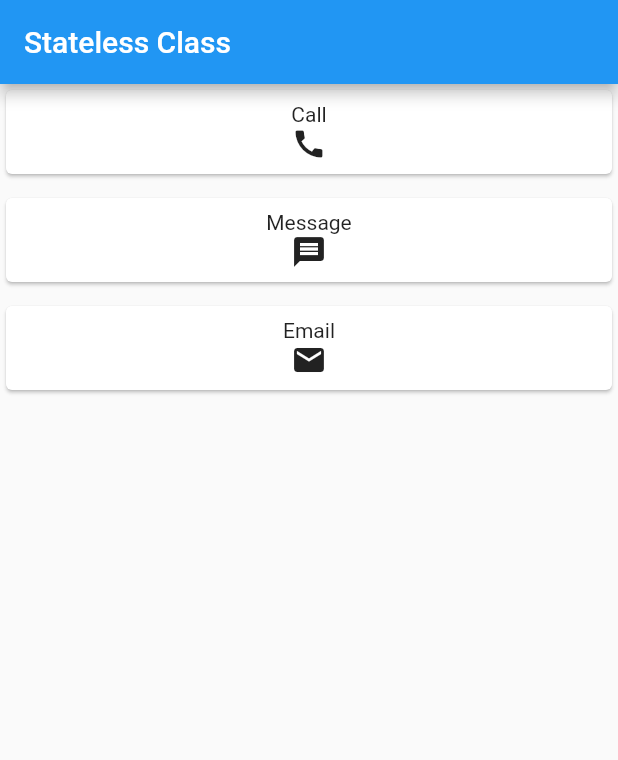
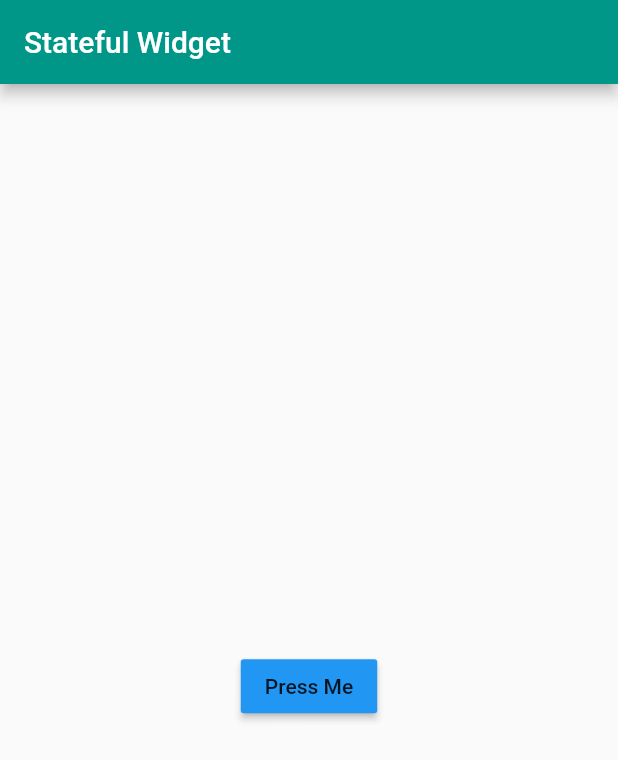
Before and after one commit to shekhar12020/flutter_training_demo, a Flutter app: the screen it shows after launch, on a phone screen of 412 x 824 dp. Shown: the top 760 px of the screen. Run offline on Flutter 3.47's test engine with Material 2 defaults, Android fonts, the phone set to English and light mode, and no system bars.

Commit message:
stateful widget added with button click demonstration.

```diff
--- /dev/null
+++ b/lib/MyStatefulWidget.dart
@@ -0,0 +1,48 @@
+import 'package:flutter/material.dart';
+
+
+class MyStatefulWidget extends StatefulWidget {
+
+  @override
+  State<StatefulWidget> createState() {
+    return new MyState();
+  }
+}
+
+class MyState extends State<MyStatefulWidget> {
+
+  int counter = 0;
+  List<String> strings = ["I", "Love", "Flutter"];
+  String currentString = "";
+
+  @override
+  Widget build(BuildContext context) {
+    return new Scaffold(
+      appBar: new AppBar(
+        title: new Text("Stateful Widget"), backgroundColor: Colors.teal,),
+      body: new Container(
+        child: new Center(
+          child: new Column(
+            mainAxisAlignment: MainAxisAlignment.center,
+            children: <Widget>[
+              new Text(currentString,
+                  style: new TextStyle(fontSize: 30.0)),
+              new RaisedButton(
+                  child: new Text("Press Me"),
+                  color: Colors.blue,
+                  onPressed: buttonClick
+              )
+            ],
+          ),
+        ),
+      ),
+    );
+  }
+
+  void buttonClick() {
+    setState(() {
+      currentString = strings[counter];
+      counter = counter < 2 ? counter + 1 : 0;
+    });
+  }
+}
--- a/lib/main.dart
+++ b/lib/main.dart
@@ -1,8 +1,8 @@
 import 'package:flutter/material.dart';
-import 'package:flutter_training/MyStatelessWidget.dart';
+import 'package:flutter_training/MyStatefulWidget.dart';
 
 void main() {
   runApp(new MaterialApp(
-    home: new MyStatelessWidget(),
+      home: new MyStatefulWidget()
   ));
 }
```
